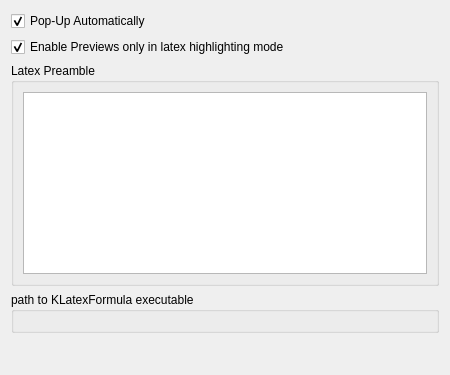
CryFeiFei/klatexformula, file src/klfkateplugin/klfkatepluginconfigwidget.ui: the form before one commit.
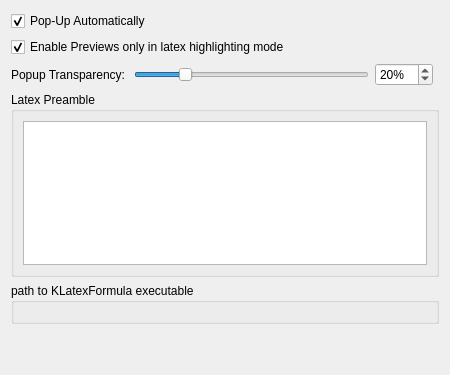
The form after the commit. Custom widgets are drawn as their Qt base class.

```diff
--- a/src/klfkateplugin/klfkatepluginconfigwidget.ui
+++ b/src/klfkateplugin/klfkatepluginconfigwidget.ui
@@ -13,8 +13,8 @@
   <property name="windowTitle">
    <string>Form</string>
   </property>
-  <layout class="QGridLayout" name="gridLayout_2" rowstretch="0,1,0,1,0">
-   <item row="1" column="0">
+  <layout class="QGridLayout" name="gridLayout_2" rowstretch="0,1,0,1,0,0" columnstretch="1,2,0,0">
+   <item row="1" column="0" colspan="4">
     <widget class="QCheckBox" name="chkOnlyLatexMode">
      <property name="text">
       <string>Enable Previews only in latex highlighting mode</string>
@@ -24,7 +24,7 @@
      </property>
     </widget>
    </item>
-   <item row="2" column="0">
+   <item row="3" column="0" colspan="4">
     <widget class="QGroupBox" name="groupBox">
      <property name="title">
       <string>Latex Preamble</string>
@@ -43,7 +43,7 @@
      </layout>
     </widget>
    </item>
-   <item row="3" column="0">
+   <item row="4" column="0" colspan="4">
     <widget class="QGroupBox" name="groupBox_2">
      <property name="title">
       <string>path to KLatexFormula executable</string>
@@ -59,7 +59,7 @@
      </layout>
     </widget>
    </item>
-   <item row="4" column="0">
+   <item row="5" column="0">
     <spacer name="verticalSpacer">
      <property name="orientation">
       <enum>Qt::Vertical</enum>
@@ -72,7 +72,7 @@
      </property>
     </spacer>
    </item>
-   <item row="0" column="0">
+   <item row="0" column="0" colspan="4">
     <widget class="QCheckBox" name="chkAutoPopup">
      <property name="text">
       <string>Pop-Up Automatically</string>
@@ -82,9 +82,71 @@
      </property>
     </widget>
    </item>
+   <item row="2" column="0">
+    <widget class="QLabel" name="label">
+     <property name="text">
+      <string>Popup Transparency:</string>
+     </property>
+    </widget>
+   </item>
+   <item row="2" column="1">
+    <widget class="QSlider" name="sldTransparency">
+     <property name="sizePolicy">
+      <sizepolicy hsizetype="Preferred" vsizetype="Fixed">
+       <horstretch>0</horstretch>
+       <verstretch>0</verstretch>
+      </sizepolicy>
+     </property>
+     <property name="minimum">
+      <number>0</number>
+     </property>
+     <property name="maximum">
+      <number>100</number>
+     </property>
+     <property name="singleStep">
+      <number>1</number>
+     </property>
+     <property name="value">
+      <number>20</number>
+     </property>
+     <property name="tracking">
+      <bool>true</bool>
+     </property>
+     <property name="orientation">
+      <enum>Qt::Horizontal</enum>
+     </property>
+    </widget>
+   </item>
+   <item row="2" column="2">
+    <widget class="KIntSpinBox" name="spnTransparency">
+     <property name="suffix">
+      <string notr="true">%</string>
+     </property>
+     <property name="minimum">
+      <number>0</number>
+     </property>
+     <property name="maximum">
+      <number>100</number>
+     </property>
+     <property name="singleStep">
+      <number>1</number>
+     </property>
+     <property name="value">
+      <number>20</number>
+     </property>
+     <property name="base">
+      <number>10</number>
+     </property>
+    </widget>
+   </item>
   </layout>
  </widget>
  <customwidgets>
+  <customwidget>
+   <class>KIntSpinBox</class>
+   <extends>QSpinBox</extends>
+   <header>knuminput.h</header>
+  </customwidget>
   <customwidget>
    <class>KUrlRequester</class>
    <extends>QFrame</extends>
```
Left out of the diff: 35 changed lines with no effect on the pictures.
